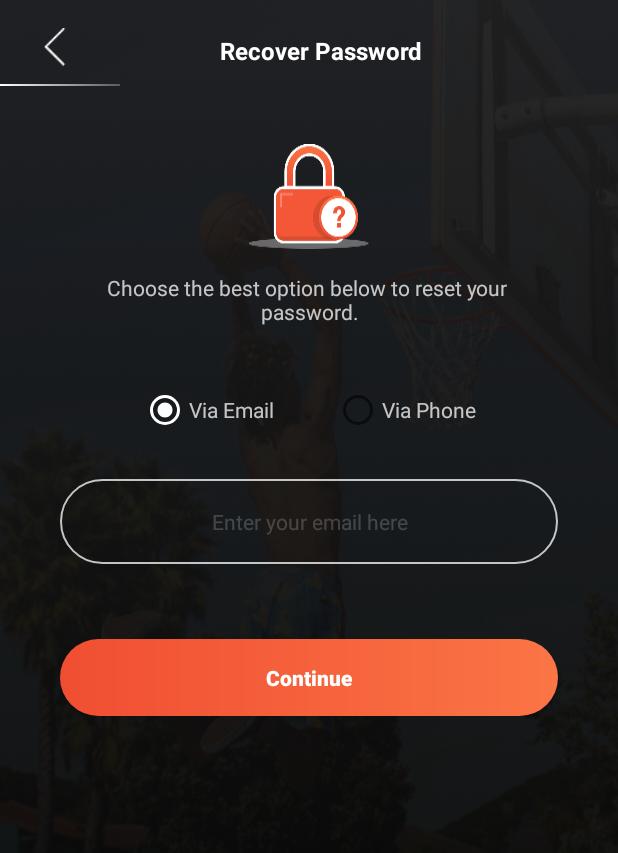
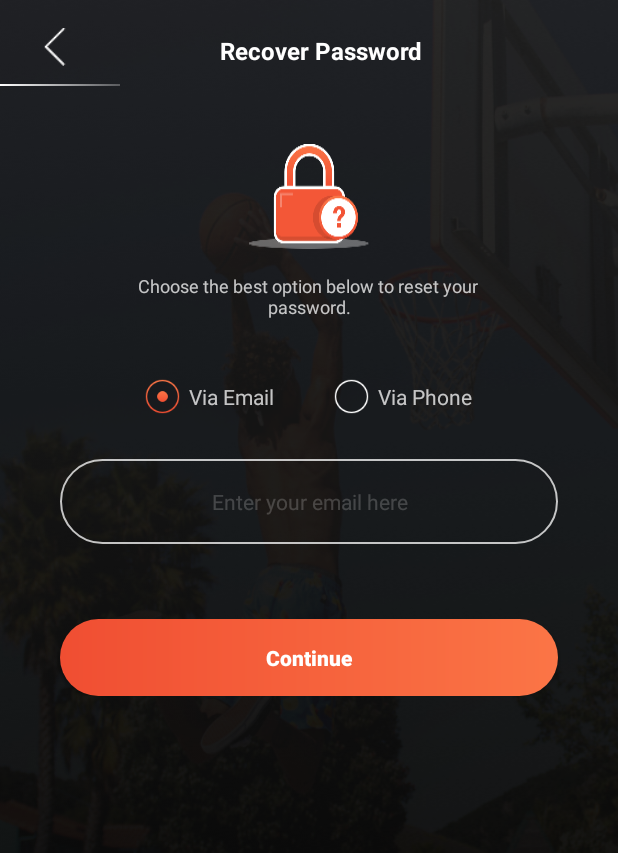
Before and after one commit to mukki1994/sportFeedz, an Android app: the RecoverPasswordActivity screen opened directly, with no data from a screen before it, on a phone screen of 412 x 824 dp. Shown: the top 853 px of the screen. Run offline under Robolectric (Android 15) with nearby library versions, the phone set to English and light mode, and no system bars; libraries missing offline, so code that uses them is left out: com.wang.avi; 1 statement that could not run was skipped.

Commit message:
new changes

```diff
--- /dev/null
+++ b/app/src/main/res/drawable/bg_radio_buttons.xml
@@ -0,0 +1,7 @@
+<?xml version="1.0" encoding="utf-8"?>
+<selector xmlns:android="http://schemas.android.com/apk/res/android">
+
+    <item android:drawable="@drawable/radio1" android:state_checked="true"/>
+    <item android:drawable="@drawable/radio"    android:state_checked="false"/>
+
+</selector>
--- a/app/src/main/res/layout/activity_receive_otp.xml
+++ b/app/src/main/res/layout/activity_receive_otp.xml
@@ -131,7 +131,7 @@
                 android:layout_height="wrap_content"
                 android:text="@string/didn_t_get_the_code"
                 android:textColor="@color/white_text_opacity"
-                android:textSize="16sp"/>
+                android:textSize="14sp"/>
             <TextView
                 android:id="@+id/text_resend"
                 android:layout_width="wrap_content"
@@ -139,7 +139,7 @@
                 android:text="@string/resend"
                 android:layout_marginStart="4dp"
                 android:textColor="@color/orange_textcolor"
-                android:textSize="16sp"/>
+                android:textSize="14sp"/>
         </LinearLayout>
     </android.support.constraint.ConstraintLayout>
 </ScrollView>
--- a/app/src/main/res/layout/activity_recover_password.xml
+++ b/app/src/main/res/layout/activity_recover_password.xml
@@ -94,7 +94,9 @@
                 android:textColor="@color/white_text_opacity"
                 android:textSize="14sp"
                 android:checked="true"
-                android:buttonTint="@color/white"/>
+                android:button="@null"
+                android:drawablePadding="6dp"
+                android:drawableLeft="@drawable/bg_radio_buttons"/>
             <RadioButton
                 android:id="@+id/radio_phone"
                 android:layout_width="wrap_content"
@@ -102,7 +104,10 @@
                 android:text="@string/via_phone"
                 android:textColor="@color/white_text_opacity"
                 android:textSize="14sp"
-                android:layout_marginStart="40dp"/>
+                android:button="@null"
+                android:drawablePadding="6dp"
+                android:layout_marginStart="40dp"
+                android:drawableLeft="@drawable/bg_radio_buttons"/>
         </RadioGroup>
 
        <LinearLayout
--- a/app/src/main/res/layout/activity_success_otp.xml
+++ b/app/src/main/res/layout/activity_success_otp.xml
@@ -112,7 +112,7 @@
             android:layout_width="match_parent"
             android:layout_height="wrap_content"
             android:text="@string/enter_new_password"
-            android:textSize="16sp"
+            android:textSize="14sp"
             android:textStyle="bold"
             android:layout_marginStart="38dp"
             android:layout_marginTop="40dp"
--- a/app/src/main/res/values/dimen.xml
+++ b/app/src/main/res/values/dimen.xml
@@ -3,6 +3,6 @@
     <dimen name="header_size">14sp</dimen>
     <dimen name="button_textSize">14sp</dimen>
     <dimen name="toolbar_title_size">16sp</dimen>
-    <dimen name="paragraph_size">14sp</dimen>
+    <dimen name="paragraph_size">12sp</dimen>
 
 </resources>
```
Also changed, not shown: app/src/main/res/values/strings.xml (+9 -8 lines), app/src/main/res/drawable-xhdpi/radio.png (added), app/src/main/res/drawable-xhdpi/radio1.png (added).
